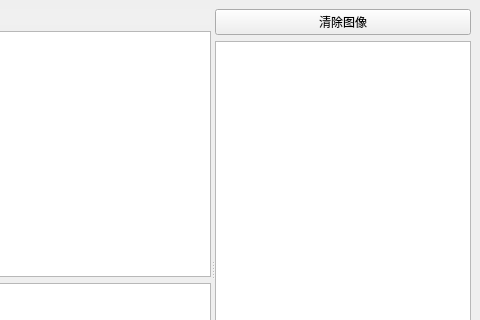
Old version of the form mainwindow.ui in the repository ba-ya/test_interpolation; both pictures show x 577 to 1057 and y 0 to 320 of the 1057 by 559 pixel window.
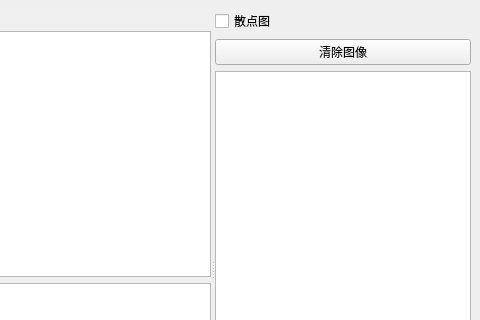
New version of the form. Custom widgets are drawn as their Qt base class.

Commit message: refactor: add checkbox to show scatter and decrease tcg points to avoid chart dispaly error

Diff of the .ui file:
```diff
--- a/mainwindow.ui
+++ b/mainwindow.ui
@@ -55,16 +55,23 @@
       </widget>
       <widget class="QWidget" name="widget_2" native="true">
        <layout class="QGridLayout" name="gridLayout">
-        <item row="1" column="0">
+        <item row="2" column="0">
          <widget class="QTableWidget" name="table"/>
         </item>
-        <item row="0" column="0">
+        <item row="1" column="0">
          <widget class="QPushButton" name="btn_clear">
           <property name="text">
            <string>清除图像</string>
           </property>
          </widget>
         </item>
+        <item row="0" column="0">
+         <widget class="QCheckBox" name="cb_scatter">
+          <property name="text">
+           <string>散点图</string>
+          </property>
+         </widget>
+        </item>
        </layout>
       </widget>
      </widget>
```
The commit also changes 2 other files.
